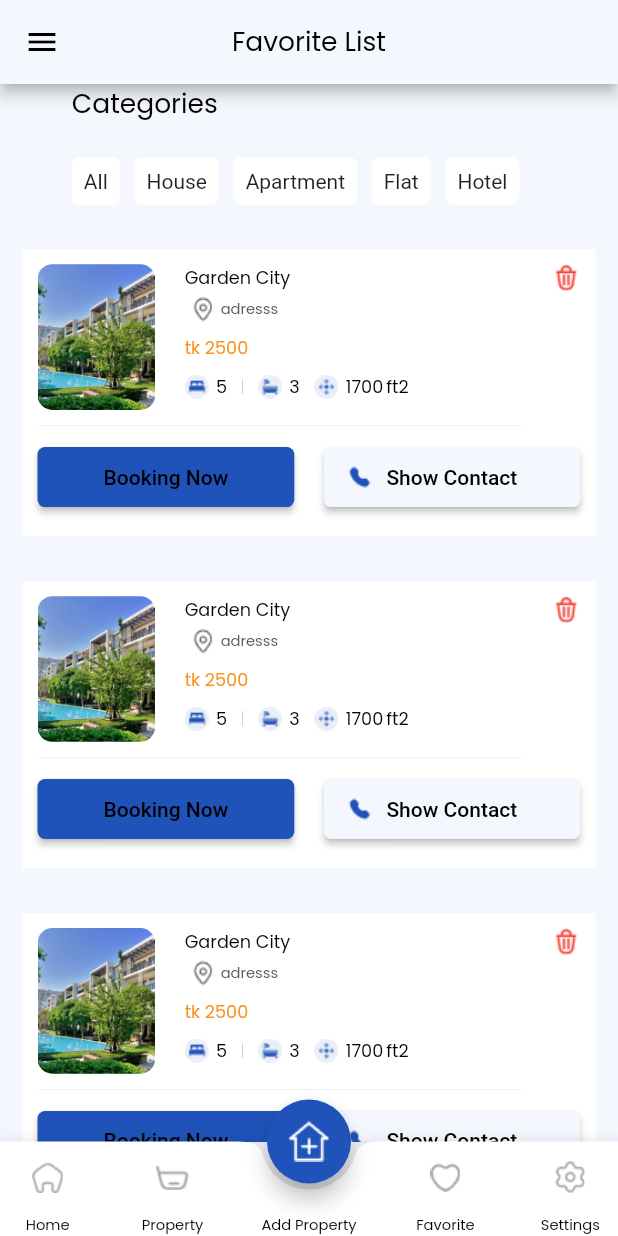
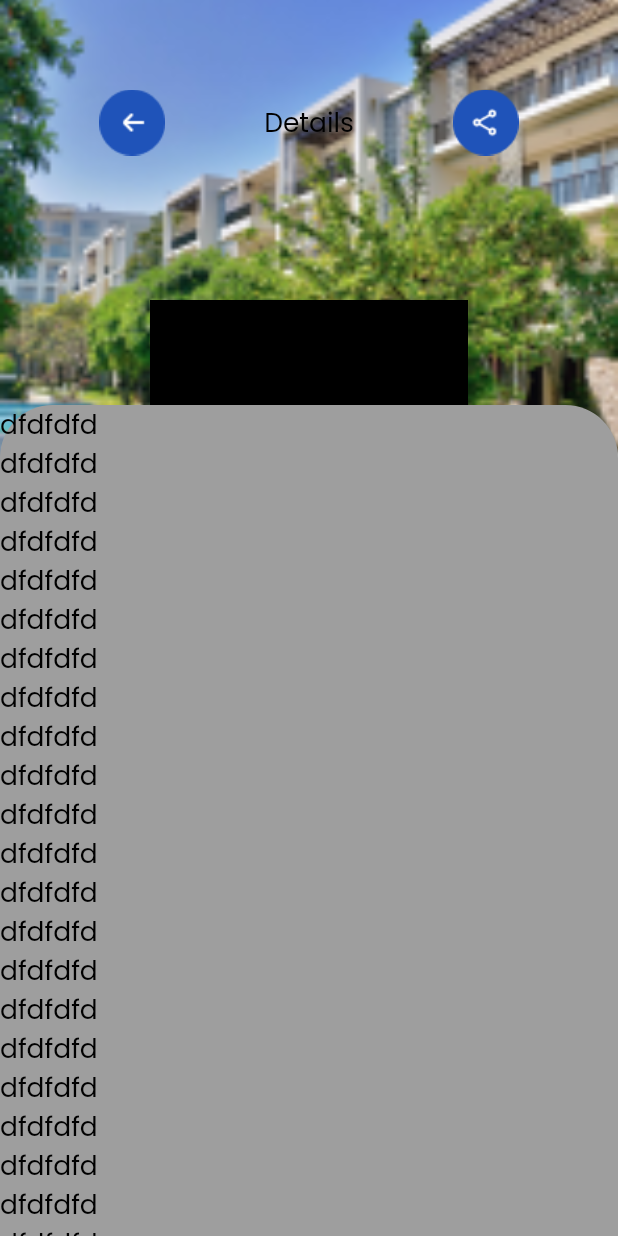
Before and after one commit to khaledmorshed/real_state, a Flutter app: the screen it shows after launch, on a phone screen of 412 x 824 dp. Run offline on Flutter 3.47's test engine with Material 2 defaults, Android fonts, the phone set to English and light mode, and no system bars; our stand-ins replace carousel_slider, dio, flutter_xlider, get_it, shared_preferences, smooth_page_indicator; accounts and stored records are empty.

Commit message:
details screen designing

```diff
--- a/lib/main.dart
+++ b/lib/main.dart
@@ -15,6 +15,7 @@ import 'injection_container.dart' as injection;
 import 'providers/a_specific_widget_provider.dart';
 import 'providers/sign_in_provider.dart';
 import 'view/screens/auth_screens/sign_up_screen.dart';
+import 'view/screens/details_screen.dart';
 
 
 
@@ -59,6 +60,7 @@ class MyApp extends StatelessWidget {
         ResetPasswordScreen.route: (context)=> ResetPasswordScreen(),
         UpdatePasswordScreen.route: (context)=> UpdatePasswordScreen(),
         FavoriteListScreen.route: (context)=> FavoriteListScreen(),
+        DetailsScreen.route: (context)=> DetailsScreen(),
         TestScreen.route: (context)=> TestScreen(),
       },
     );
--- /dev/null
+++ b/lib/view/screens/details_screen.dart
@@ -0,0 +1,128 @@
+import 'package:flutter/cupertino.dart';
+import 'package:flutter/material.dart';
+import 'package:real_state/utills/conts/color_manager.dart';
+import 'package:real_state/utills/global/text.dart';
+
+import '../../utills/sdp.dart';
+
+class DetailsScreen extends StatefulWidget {
+  static const String route = "/DetailsScreen";
+  const DetailsScreen({Key? key}) : super(key: key);
+
+  @override
+  State<DetailsScreen> createState() => _DetailsScreenState();
+}
+
+class _DetailsScreenState extends State<DetailsScreen> {
+  @override
+  Widget build(BuildContext context) {
+    SDP.init(context);
+    return Scaffold(
+      backgroundColor: ColorManager.homeBg,
+      body: SafeArea(
+        child: Column(
+          children: [
+            Expanded(
+              child: Container(
+                color: Colors.blue,
+              //  height: 600,
+                //height: double.infinity,
+                child: Stack(
+                 // fit: StackFit.expand,
+                  children: [
+                    Stack(
+                      children: [
+                        Container(
+                          height: SDP.sdp(350),
+                          //color: Colors.red,
+                          width: double.infinity,
+                          child: Image.asset("assets/vectors/home_screen/category/0.png", fit: BoxFit.cover,),
+                        ),
+
+                        Positioned.fill(
+                          top: 50,
+                          bottom: 230,
+                          //bottom: 4,
+                          child: Row(
+                            mainAxisAlignment: MainAxisAlignment.spaceEvenly,
+                            children: [
+                              Image.asset("assets/vectors/details_screen/Back.png", fit: BoxFit.cover,),
+                              txt18("Details"),
+                              Image.asset("assets/vectors/details_screen/Icon.png"),
+                            ],
+                          ),
+                        ),
+                        Positioned.fill(
+                          top: 200,
+                          bottom: 50,
+                          left: 100,
+                          right: 100,
+                          child: Container(
+                            height: 20,
+                            width: 50,
+                            color: Colors.black,
+                          ),
+                        ),
+                      ],
+                    ),
+
+                    Positioned.fill(
+                      top: 270,
+                      //bottom: 200,
+                     // left: 120,
+                      child: Container(
+                        decoration: BoxDecoration(
+                          borderRadius: BorderRadius.only(
+                            topRight: Radius.circular(35),
+                            topLeft: Radius.circular(35),
+                          ),
+                          color: Colors.grey,
+                         // color: Colors.blue,
+                        ),
+                       // height: 100,
+                        child: ListView(
+                            children: [
+                              txt18("dfdfdfd"),
+                              txt18("dfdfdfd"),
+                              txt18("dfdfdfd"),
+                              txt18("dfdfdfd"),
+                              txt18("dfdfdfd"),
+                              txt18("dfdfdfd"),
+                              txt18("dfdfdfd"),
+                              txt18("dfdfdfd"),
+                              txt18("dfdfdfd"),
+                              txt18("dfdfdfd"),
+                              txt18("dfdfdfd"),
+                              txt18("dfdfdfd"),
+                              txt18("dfdfdfd"),
+                              txt18("dfdfdfd"),
+                              txt18("dfdfdfd"),
+                              txt18("dfdfdfd"),
+                              txt18("dfdfdfd"),
+                              txt18("dfdfdfd"),
+                              txt18("dfdfdfd"),
+                              txt18("dfdfdfd"),
+                              txt18("dfdfdfd"),
+                              txt18("dfdfdfd"),
+                              txt18("dfdfdfd"),
+                              txt18("dfdfdfd"),
+                              txt18("dfdfdfd"),
+
+
+                            ],
+
+                        ),
+                      ),
+                    ),
+
+                  ],
+                ),
+              ),
+            ),
+
+          ],
+        ),
+      ),
+    );
+  }
+}
--- a/lib/view/screens/splash_screen.dart
+++ b/lib/view/screens/splash_screen.dart
@@ -1,6 +1,7 @@
 import 'dart:async';
 import 'package:flutter/material.dart';
 import 'package:real_state/utills/global/global.dart';
+import 'package:real_state/view/screens/details_screen.dart';
 import 'package:real_state/view/screens/fovorite_list_screen.dart';
 import 'package:real_state/view/screens/property_screen.dart';
 import 'package:shared_preferences/shared_preferences.dart';
@@ -30,7 +31,7 @@ class _SplashScreenState extends State<SplashScreen> {
       // Navigator.pushReplacement(
       //     context, MaterialPageRoute(builder: (context) => HomeScreen()));
 
-      Navigator.pushNamed(context, FavoriteListScreen.route);
+      Navigator.pushNamed(context, DetailsScreen.route);
 
       // if(_access != null){
       //   Navigator.pushReplacement(
--- a/pubspec.yaml
+++ b/pubspec.yaml
@@ -87,6 +87,7 @@ flutter:
     - assets/vectors/filter_screen/
     - assets/vectors/property_screen/
     - assets/vectors/favorite_list_screen/
+    - assets/vectors/details_screen/
   #   - images/a_dot_ham.jpeg
 
   # An image asset can refer to one or more resolution-specific "variants", see
```
Also changed, not shown: assets/vectors/details_screen/Back.png (added), assets/vectors/details_screen/Icon.png (added), assets/vectors/favorite_list_screen/Back.png (added).
